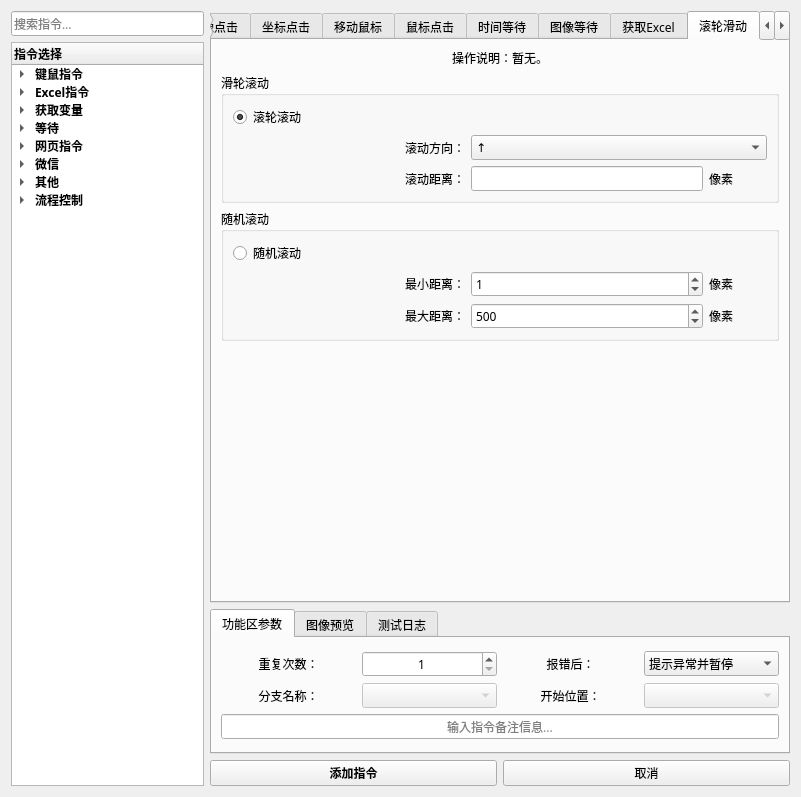
This is 窗体/导航窗口.ui in FsterThanLight/automatic_clicker_2 as Qt 5 draws it before an edit. The edited form follows.
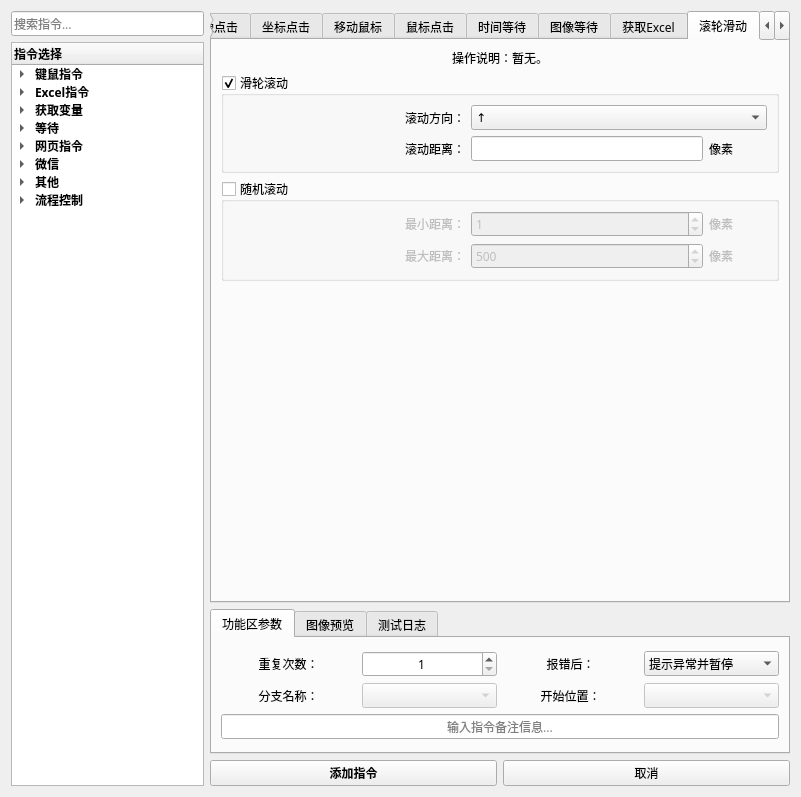
This is the edited form. The open tabs and pages were chosen to show the change. Icons and pictures are not drawn.

Commit message: 2024年04月09日 22:29:31 滚轮滑动指令已修改

```diff
--- a/窗体/导航窗口.ui
+++ b/窗体/导航窗口.ui
@@ -2328,17 +2328,10 @@
            <property name="title">
             <string>滑轮滚动</string>
            </property>
+           <property name="checkable">
+            <bool>true</bool>
+           </property>
            <layout class="QVBoxLayout" name="verticalLayout_7">
-            <item>
-             <widget class="QRadioButton" name="radioButton_gun">
-              <property name="text">
-               <string>滚轮滚动</string>
-              </property>
-              <property name="checked">
-               <bool>true</bool>
-              </property>
-             </widget>
-            </item>
             <item>
              <layout class="QGridLayout" name="gridLayout_4" columnstretch="4,4,1">
               <item row="1" column="0">
@@ -2395,14 +2388,13 @@
            <property name="title">
             <string>随机滚动</string>
            </property>
+           <property name="checkable">
+            <bool>true</bool>
+           </property>
+           <property name="checked">
+            <bool>false</bool>
+           </property>
            <layout class="QVBoxLayout" name="verticalLayout_55">
-            <item>
-             <widget class="QRadioButton" name="radioButton_sv">
-              <property name="text">
-               <string>随机滚动</string>
-              </property>
-             </widget>
-            </item>
             <item>
              <layout class="QGridLayout" name="gridLayout_36" columnstretch="4,4,1">
               <item row="0" column="1">
```
Left out of the diff: 2 changed lines with no effect on the pictures. The commit also changes 5 other files.
